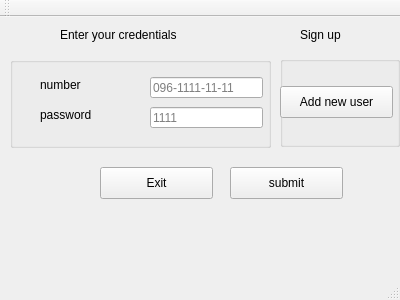
The window that ATM/initwindow.ui (yarchiT/ATM_banking) describes before a commit, drawn with Qt 5.
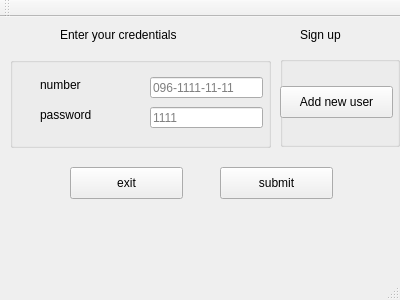
The same window after the commit.

Patch:
```diff
--- a/ATM/initwindow.ui
+++ b/ATM/initwindow.ui
@@ -30,7 +30,7 @@
    <widget class="QPushButton" name="submit">
     <property name="geometry">
      <rect>
-      <x>230</x>
+      <x>220</x>
       <y>150</y>
       <width>113</width>
       <height>32</height>
@@ -40,19 +40,6 @@
      <string>submit</string>
     </property>
    </widget>
-   <widget class="QPushButton" name="pushButton">
-    <property name="geometry">
-     <rect>
-      <x>100</x>
-      <y>150</y>
-      <width>113</width>
-      <height>32</height>
-     </rect>
-    </property>
-    <property name="text">
-     <string>Exit</string>
-    </property>
-   </widget>
    <widget class="QGroupBox" name="groupBox">
     <property name="geometry">
      <rect>
@@ -160,6 +147,19 @@
      </property>
     </widget>
    </widget>
+   <widget class="QPushButton" name="exitButton">
+    <property name="geometry">
+     <rect>
+      <x>70</x>
+      <y>150</y>
+      <width>113</width>
+      <height>32</height>
+     </rect>
+    </property>
+    <property name="text">
+     <string>exit</string>
+    </property>
+   </widget>
   </widget>
   <widget class="QMenuBar" name="menuBar">
    <property name="geometry">
```
